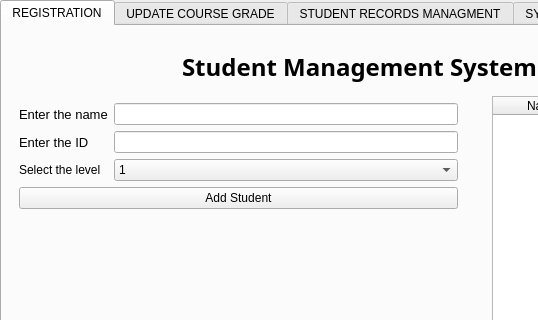
This is mainwindow.ui in monawalied/Student_Grade_Checker as Qt 5 draws it before an edit; both pictures show x 0 to 538 and y 0 to 320 of the 834 by 467 pixel window. The edited form follows.
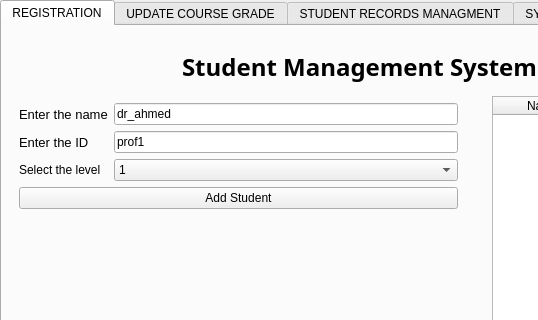
This is the edited form.

The edit to the form file:
```diff
--- a/mainwindow.ui
+++ b/mainwindow.ui
@@ -74,7 +74,7 @@
         <x>10</x>
         <y>70</y>
         <width>453</width>
-        <height>161</height>
+        <height>164</height>
        </rect>
       </property>
       <layout class="QFormLayout" name="formLayout">
@@ -105,7 +105,7 @@
        <item row="0" column="1">
         <widget class="QLineEdit" name="nameInput">
          <property name="text">
-          <string/>
+          <string>dr_ahmed</string>
          </property>
         </widget>
        </item>
@@ -122,7 +122,11 @@
         </widget>
        </item>
        <item row="1" column="1">
-        <widget class="QLineEdit" name="idInput_page1"/>
+        <widget class="QLineEdit" name="idInput_page1">
+         <property name="text">
+          <string>prof1</string>
+         </property>
+        </widget>
        </item>
        <item row="5" column="0" colspan="2">
         <layout class="QHBoxLayout" name="horizontalLayout"/>
```
Left out of the diff: 6 changed lines with no effect on the pictures.
